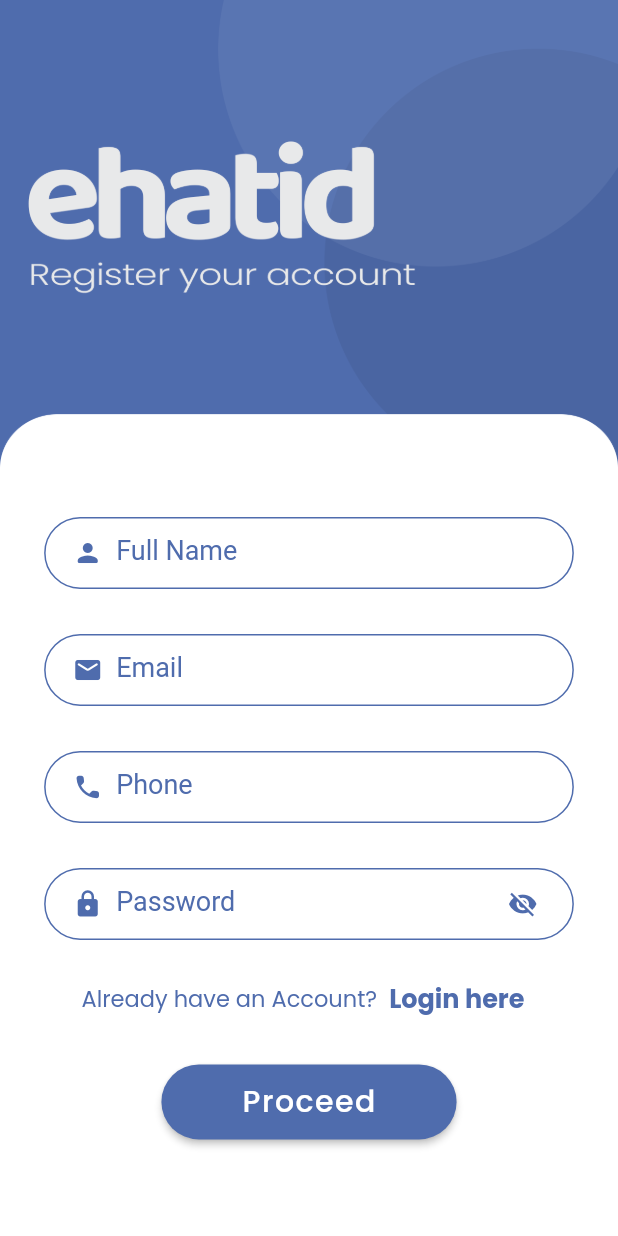
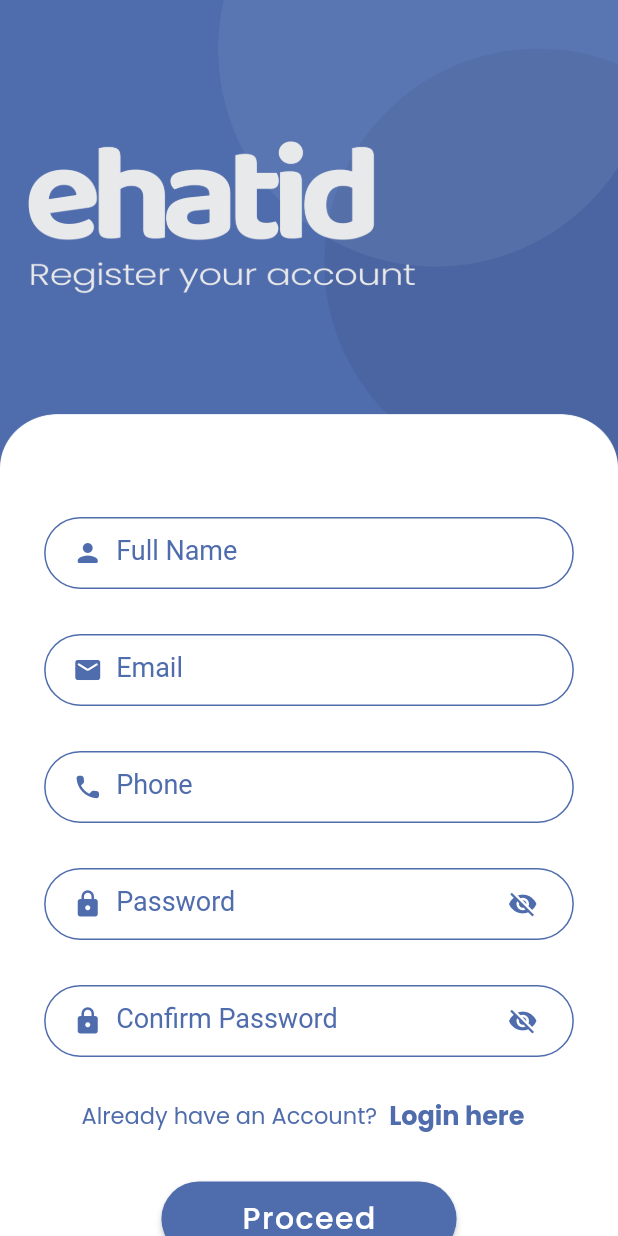
Before and after one commit to pransiskaloy/euser, a Flutter app: the SignUpScreen screen opened directly, on a phone screen of 412 x 824 dp. Run offline on Flutter 3.47's test engine with Material 2 defaults, Android fonts, the light colour scheme and no system bars; our stand-ins replace animated_text_kit, firebase_auth, firebase_core, firebase_database, fluttertoast, geolocator and 3 more; missing offline and left inert: flutter_geofire, flutter_polyline_points; accounts and stored records are empty.

Commit message:
Update sa confirm password

```diff
--- a/lib/authentication/login_screen.dart
+++ b/lib/authentication/login_screen.dart
@@ -1,6 +1,8 @@
 import 'package:euser/authentication/forgotPassword.dart';
 import 'package:euser/authentication/signup_screen.dart';
+import 'package:euser/main.dart';
 import 'package:euser/splashScreen/splash_screen.dart';
+import 'package:euser/widgets/keyboard.dart';
 import 'package:firebase_auth/firebase_auth.dart';
 import 'package:firebase_database/firebase_database.dart';
 import 'package:flutter/material.dart';
@@ -63,13 +65,11 @@ class _LoginScreenState extends State<LoginScreen> {
         final snap = userKey.snapshot;
         if (snap.value != null) {
           currentFirebaseUser = firebaseUser;
-          Navigator.push(context,
-              MaterialPageRoute(builder: (c) => const MySplashScreen()));
+          MyApp.restartApp(context);
         } else {
           fAuth.signOut();
           showToaster(context, "No record exist with this credential.", "fail");
-          Navigator.push(
-              context, MaterialPageRoute(builder: (c) => const LoginScreen()));
+          MyApp.restartApp(context);
         }
       });
     } else {
@@ -269,6 +269,7 @@ class _LoginScreenState extends State<LoginScreen> {
             ),
             ElevatedButton(
               onPressed: () {
+                KeyboardUtil.hideKeyboard(context);
                 validateForm(context);
               },
               style: ElevatedButton.styleFrom(
--- a/lib/authentication/signup_screen.dart
+++ b/lib/authentication/signup_screen.dart
@@ -1,6 +1,7 @@
 import 'package:euser/authentication/login_screen.dart';
 import 'package:euser/authentication/petinfo_screen.dart';
 import 'package:euser/splashScreen/splash_screen.dart';
+import 'package:euser/widgets/keyboard.dart';
 import 'package:euser/widgets/progress_dialog.dart';
 import 'package:firebase_auth/firebase_auth.dart';
 import 'package:firebase_database/firebase_database.dart';
@@ -22,6 +23,8 @@ class _SignUpScreenState extends State<SignUpScreen> {
   TextEditingController phoneTextEditingController = TextEditingController();
   TextEditingController emailTextEditingController = TextEditingController();
   TextEditingController passwordTextEditingController = TextEditingController();
+  TextEditingController confirmpasswordTextEditingController =
+      TextEditingController();
   bool _passwordVisible = false;
 
   validateForm(BuildContext context) {
@@ -35,6 +38,9 @@ class _SignUpScreenState extends State<SignUpScreen> {
       showToaster(context, "Phone must have 11 digit number", 'fail');
     } else if (passwordTextEditingController.text.length < 6) {
       showToaster(context, "Password must be at least 6 characters", 'fail');
+    } else if (passwordTextEditingController.text !=
+        confirmpasswordTextEditingController.text) {
+      showToaster(context, "Password do not match please try again", 'fail');
     } else {
       saveUserInfo();
     }
@@ -312,6 +318,67 @@ class _SignUpScreenState extends State<SignUpScreen> {
                     fillColor: Colors.white70),
               ),
             ),
+            Container(
+              width: MediaQuery.of(context).size.width * .93,
+              padding: const EdgeInsets.all(15),
+              child: TextField(
+                controller: confirmpasswordTextEditingController,
+                keyboardType: TextInputType.text,
+                obscureText: !_passwordVisible,
+                decoration: InputDecoration(
+                    prefixIcon: const Padding(
+                      padding: EdgeInsets.only(left: 10.0),
+                      child: Icon(
+                        Icons.lock_rounded,
+                        color: Color(0xFF4F6CAD),
+                        size: 20,
+                      ),
+                    ),
+                    suffixIcon: Padding(
+                      padding: const EdgeInsets.only(right: 10.0),
+                      child: IconButton(
+                        icon: Icon(
+                          // Based on passwordVisible state choose the icon
+                          _passwordVisible
+                              ? Icons.visibility
+                              : Icons.visibility_off,
+                          color: const Color(0xFF4F6CAD),
+                          size: 20,
+                        ),
+                        onPressed: () {
+                          // Update the state i.e. toogle the state of passwordVisible variable
+                          setState(() {
+                            _passwordVisible = !_passwordVisible;
+                          });
+                        },
+                      ),
+                    ),
+                    contentPadding: const EdgeInsets.only(left: 30),
+                    border: OutlineInputBorder(
+                      borderRadius: BorderRadius.circular(40.0),
+                    ),
+                    enabledBorder: const OutlineInputBorder(
+                      borderRadius: BorderRadius.all(Radius.circular(40.0)),
+                      borderSide: BorderSide(color: Color(0xFF4F6CAD)),
+                    ),
+                    focusedBorder: const OutlineInputBorder(
+                      borderRadius: BorderRadius.all(Radius.circular(40.0)),
+                      borderSide: BorderSide(color: Color(0xFF4F6CAD)),
+                    ),
+                    filled: true,
+                    hintText: "*******",
+                    hintStyle: const TextStyle(
+                      color: Color.fromARGB(255, 172, 170, 170),
+                      letterSpacing: 1.5,
+                    ),
+                    labelText: "Confirm Password",
+                    labelStyle: const TextStyle(
+                      color: Color(0xFF4F6CAD),
+                      fontSize: 18,
+                    ),
+                    fillColor: Colors.white70),
+              ),
+            ),
             Row(
               mainAxisAlignment: MainAxisAlignment.center,
               children: [
@@ -333,6 +400,7 @@ class _SignUpScreenState extends State<SignUpScreen> {
                             fontWeight: FontWeight.bold),
                       )),
                   onPressed: () {
+                    Navigator.of(context).pop();
                     Navigator.push(context,
                         MaterialPageRoute(builder: (c) => const LoginScreen()));
                   },
@@ -344,6 +412,7 @@ class _SignUpScreenState extends State<SignUpScreen> {
             ),
             ElevatedButton(
               onPressed: () {
+                KeyboardUtil.hideKeyboard(context);
                 validateForm(context);
                 // showToaster(context);
               },
--- a/lib/mainScreen/Search_folder/_normal_search/search_places_screen.dart
+++ b/lib/mainScreen/Search_folder/_normal_search/search_places_screen.dart
@@ -3,6 +3,7 @@ import 'package:euser/global/maps_key.dart';
 import 'package:euser/models/predicted_places.dart';
 import 'package:euser/widgets/place_prediction_tile.dart';
 import 'package:flutter/material.dart';
+import 'package:uuid/uuid.dart';
 
 class SearchPlacesScreen extends StatefulWidget {
   @override
@@ -16,9 +17,10 @@ class _SearchPlacesScreenState extends State<SearchPlacesScreen> {
   var destinationController = TextEditingController();
 
   void findPlaceAutoCompleteSearch(String inputText) async {
-    if (inputText.length > 1) {
+    var uuid = const Uuid();
+    if (inputText.length > 3) {
       String urlAutoCompleteSearch =
-          "https://maps.googleapis.com/maps/api/place/autocomplete/json?input=$inputText&location=7.1907,125.4553&radius=49436.8284&key=$mapKey&Components=country:ph&regions=postal_code:8000";
+          "https://maps.googleapis.com/maps/api/place/autocomplete/json?input=$inputText&location=7.1907,125.4553&radius=2444&key=$mapKey&sessiontoken=${uuid.v4()}&components=country:ph&regions=postal_code:8000";
 
       var responseAutoCompleteSearch =
           await RequestAssistant.receiveRequest(urlAutoCompleteSearch);
```
